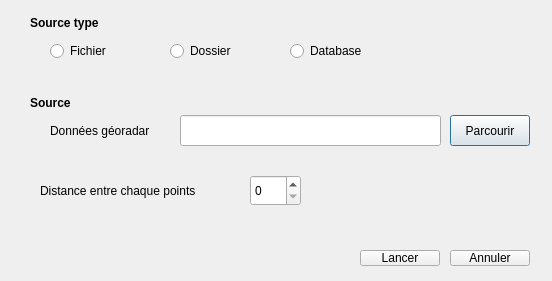
This is UI_tellus_processing_dialog_base.ui in RonanTellus/TellusPlugin as Qt 5 draws it before an edit. The edited form follows.
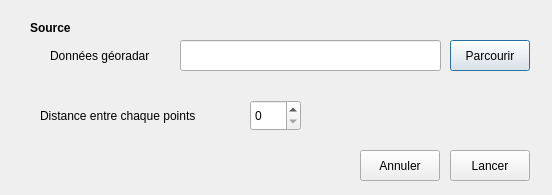
This is the edited form.

Commit message: ui new look (à compiler en py)

Diff of the .ui file:
```diff
--- a/UI_tellus_processing_dialog_base.ui
+++ b/UI_tellus_processing_dialog_base.ui
@@ -7,56 +7,17 @@
     <x>0</x>
     <y>0</y>
     <width>552</width>
-    <height>281</height>
+    <height>195</height>
    </rect>
   </property>
   <property name="windowTitle">
    <string>Tellus processing</string>
   </property>
-  <widget class="QRadioButton" name="radioButtonDossier">
-   <property name="geometry">
-    <rect>
-     <x>170</x>
-     <y>40</y>
-     <width>117</width>
-     <height>22</height>
-    </rect>
-   </property>
-   <property name="text">
-    <string>Dossier</string>
-   </property>
-  </widget>
-  <widget class="QLabel" name="lblSourceType">
-   <property name="geometry">
-    <rect>
-     <x>30</x>
-     <y>15</y>
-     <width>101</width>
-     <height>17</height>
-    </rect>
-   </property>
-   <property name="text">
-    <string>&lt;html&gt;&lt;head/&gt;&lt;body&gt;&lt;p&gt;&lt;span style=&quot; font-weight:600;&quot;&gt;Source type&lt;/span&gt;&lt;/p&gt;&lt;/body&gt;&lt;/html&gt;</string>
-   </property>
-  </widget>
-  <widget class="QRadioButton" name="radioButtonFichier">
-   <property name="geometry">
-    <rect>
-     <x>50</x>
-     <y>40</y>
-     <width>117</width>
-     <height>22</height>
-    </rect>
-   </property>
-   <property name="text">
-    <string>Fichier</string>
-   </property>
-  </widget>
   <widget class="QWidget" name="distance" native="true">
    <property name="geometry">
     <rect>
      <x>20</x>
-     <y>165</y>
+     <y>90</y>
      <width>511</width>
      <height>51</height>
     </rect>
@@ -89,7 +50,7 @@
    <property name="geometry">
     <rect>
      <x>20</x>
-     <y>95</y>
+     <y>20</y>
      <width>511</width>
      <height>61</height>
     </rect>
@@ -144,26 +105,13 @@
     </property>
    </widget>
   </widget>
-  <widget class="QRadioButton" name="radioButtonDatabase">
-   <property name="geometry">
-    <rect>
-     <x>290</x>
-     <y>40</y>
-     <width>117</width>
-     <height>22</height>
-    </rect>
-   </property>
-   <property name="text">
-    <string>Database</string>
-   </property>
-  </widget>
   <widget class="QPushButton" name="buttonLancer">
    <property name="geometry">
     <rect>
-     <x>360</x>
-     <y>250</y>
+     <x>450</x>
+     <y>150</y>
      <width>80</width>
-     <height>16</height>
+     <height>31</height>
     </rect>
    </property>
    <property name="text">
@@ -173,10 +121,10 @@
   <widget class="QPushButton" name="buttonAnnuler">
    <property name="geometry">
     <rect>
-     <x>450</x>
-     <y>250</y>
+     <x>360</x>
+     <y>150</y>
      <width>80</width>
-     <height>16</height>
+     <height>31</height>
     </rect>
    </property>
    <property name="text">
```
